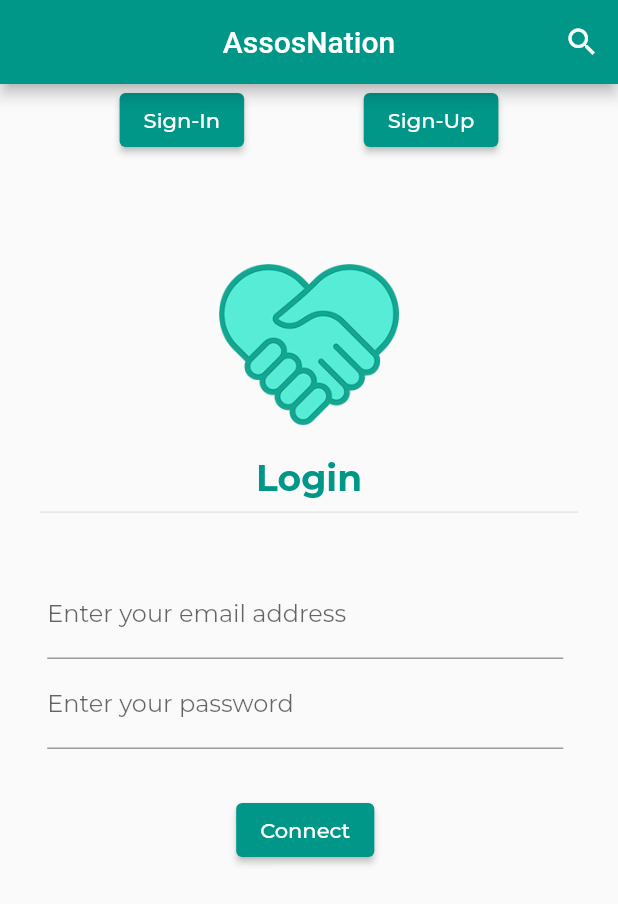
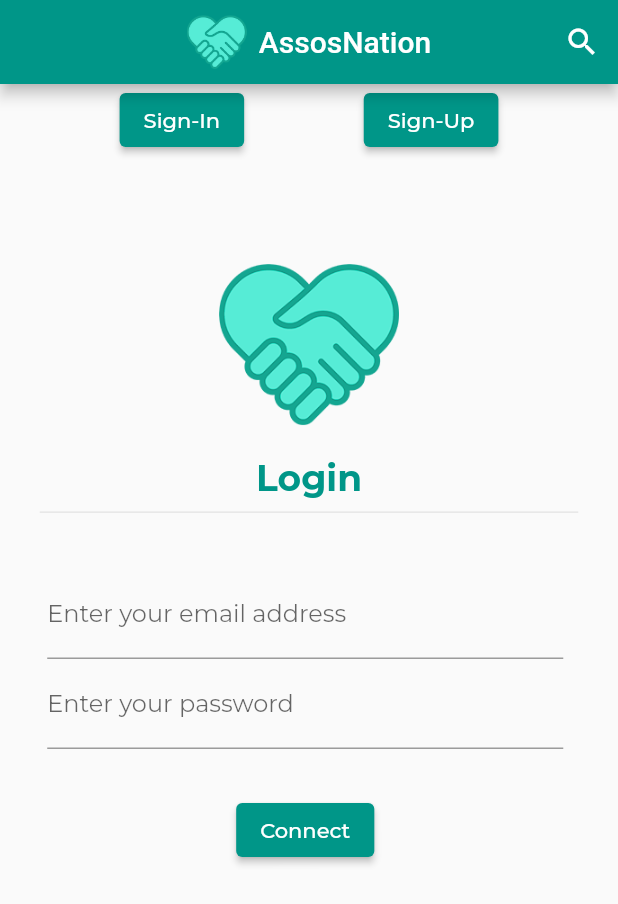
Before and after one commit to AssosNation/AssosNation-App, a Flutter app: the screen it shows after launch, on a phone screen of 412 x 824 dp. Shown: the top 904 px of the screen. Run offline on Flutter 3.47's test engine with Material 2 defaults, Android fonts, the phone set to English and light mode, and no system bars; our stand-ins replace carousel_slider, cloud_firestore, firebase_auth, firebase_core, firebase_storage, geolocator and 3 more; accounts and stored records are empty.

Commit message:
AN-31 : add app logo in the app bar next to the title

```diff
--- a/lib/main.dart
+++ b/lib/main.dart
@@ -126,7 +126,17 @@ class _MyHomePageState extends State<MyHomePage> {
       appBar: AppBar(
         centerTitle: true,
         leading: _profileImageIfConnected(_user),
-        title: Text(widget.title),
+        title: Row(
+          mainAxisAlignment: MainAxisAlignment.center,
+          children: [
+            Image.asset(
+              "assets/icon/logo_an.png",
+              height: 40,
+            ),
+            Container(
+                padding: const EdgeInsets.all(8.0), child: Text(widget.title)),
+          ],
+        ),
         actions: [
           StreamBuilder<List<Association>>(
               stream: FireStoreService().getAllAssociations().asStream(),
```
